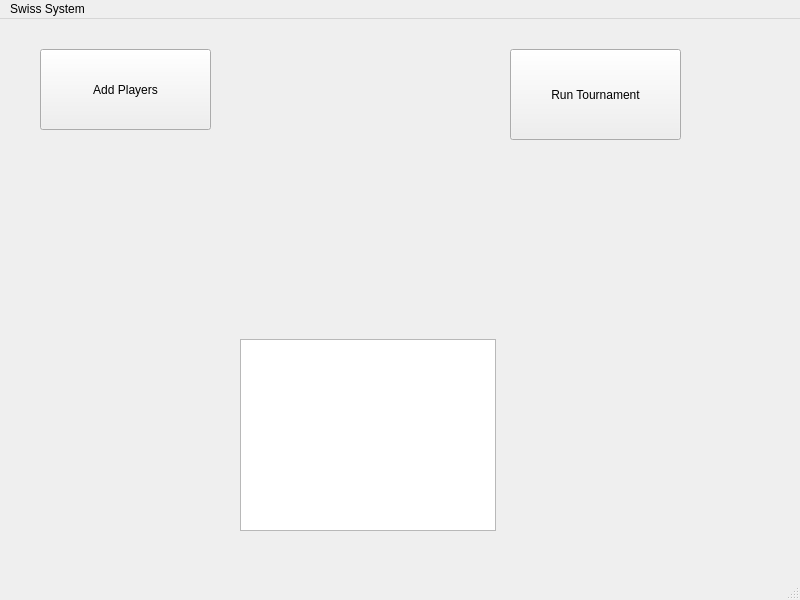
This is mainwindow.ui in RDG0818/SwissSystem2 as Qt 5 draws it before an edit. The edited form follows.
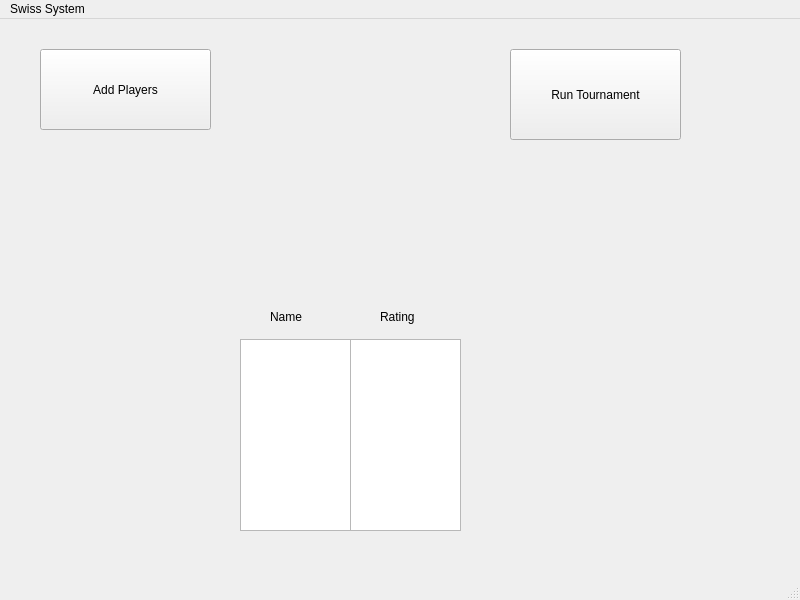
This is the edited form.

Commit message: Created new window for tournament

The edit to the form file:
```diff
--- a/mainwindow.ui
+++ b/mainwindow.ui
@@ -45,11 +45,47 @@
      <rect>
       <x>240</x>
       <y>320</y>
-      <width>256</width>
+      <width>111</width>
       <height>192</height>
      </rect>
     </property>
    </widget>
+   <widget class="QListWidget" name="listWidget_2">
+    <property name="geometry">
+     <rect>
+      <x>350</x>
+      <y>320</y>
+      <width>111</width>
+      <height>192</height>
+     </rect>
+    </property>
+   </widget>
+   <widget class="QLabel" name="label">
+    <property name="geometry">
+     <rect>
+      <x>270</x>
+      <y>290</y>
+      <width>49</width>
+      <height>16</height>
+     </rect>
+    </property>
+    <property name="text">
+     <string>Name</string>
+    </property>
+   </widget>
+   <widget class="QLabel" name="label_2">
+    <property name="geometry">
+     <rect>
+      <x>380</x>
+      <y>290</y>
+      <width>49</width>
+      <height>16</height>
+     </rect>
+    </property>
+    <property name="text">
+     <string>Rating</string>
+    </property>
+   </widget>
   </widget>
   <widget class="QMenuBar" name="menubar">
    <property name="geometry">
```
The commit also changes 6 other files.
